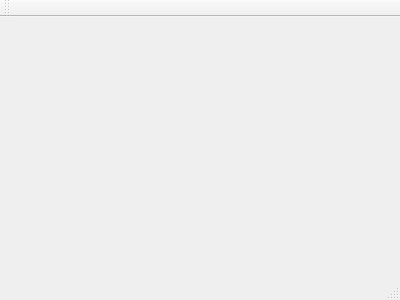
Above: Chapter 03/ImgProcessBasedOnClass3_4and3_5and3_6/mainwindow.ui from bigfool/opencv-2-cookbook-src before the change. Below: the same form after it.
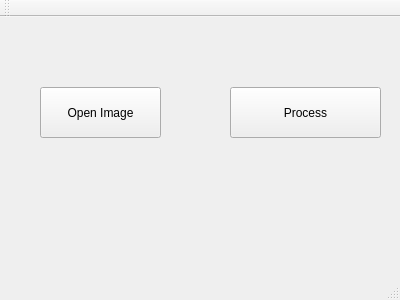
That is the form after the change.

Commit message: 完成了对单例ColorDetectController的测试

```diff
--- a/Chapter 03/ImgProcessBasedOnClass3_4and3_5and3_6/mainwindow.ui
+++ b/Chapter 03/ImgProcessBasedOnClass3_4and3_5and3_6/mainwindow.ui
@@ -12,13 +12,55 @@
   <property name="windowTitle" >
    <string>MainWindow</string>
   </property>
-  <widget class="QMenuBar" name="menuBar" />
-  <widget class="QToolBar" name="mainToolBar" />
-  <widget class="QWidget" name="centralWidget" />
-  <widget class="QStatusBar" name="statusBar" />
+  <widget class="QWidget" name="centralWidget">
+   <widget class="QPushButton" name="openButton">
+    <property name="geometry">
+     <rect>
+      <x>40</x>
+      <y>70</y>
+      <width>121</width>
+      <height>51</height>
+     </rect>
+    </property>
+    <property name="text">
+     <string>Open Image</string>
+    </property>
+   </widget>
+   <widget class="QPushButton" name="processButton">
+    <property name="geometry">
+     <rect>
+      <x>230</x>
+      <y>70</y>
+      <width>151</width>
+      <height>51</height>
+     </rect>
+    </property>
+    <property name="text">
+     <string>Process</string>
+    </property>
+   </widget>
+  </widget>
+  <widget class="QMenuBar" name="menuBar">
+   <property name="geometry">
+    <rect>
+     <x>0</x>
+     <y>0</y>
+     <width>400</width>
+     <height>20</height>
+    </rect>
+   </property>
+  </widget>
+  <widget class="QToolBar" name="mainToolBar">
+   <attribute name="toolBarArea">
+    <enum>TopToolBarArea</enum>
+   </attribute>
+   <attribute name="toolBarBreak">
+    <bool>false</bool>
+   </attribute>
+  </widget>
+  <widget class="QStatusBar" name="statusBar"/>
  </widget>
- <layoutDefault spacing="6" margin="11" />
- <pixmapfunction></pixmapfunction>
+ <layoutdefault spacing="6" margin="11"/>
  <resources/>
  <connections/>
 </ui>
```
Left out of the diff: 7 changed lines with no effect on the pictures. The commit also changes 2 other files.
